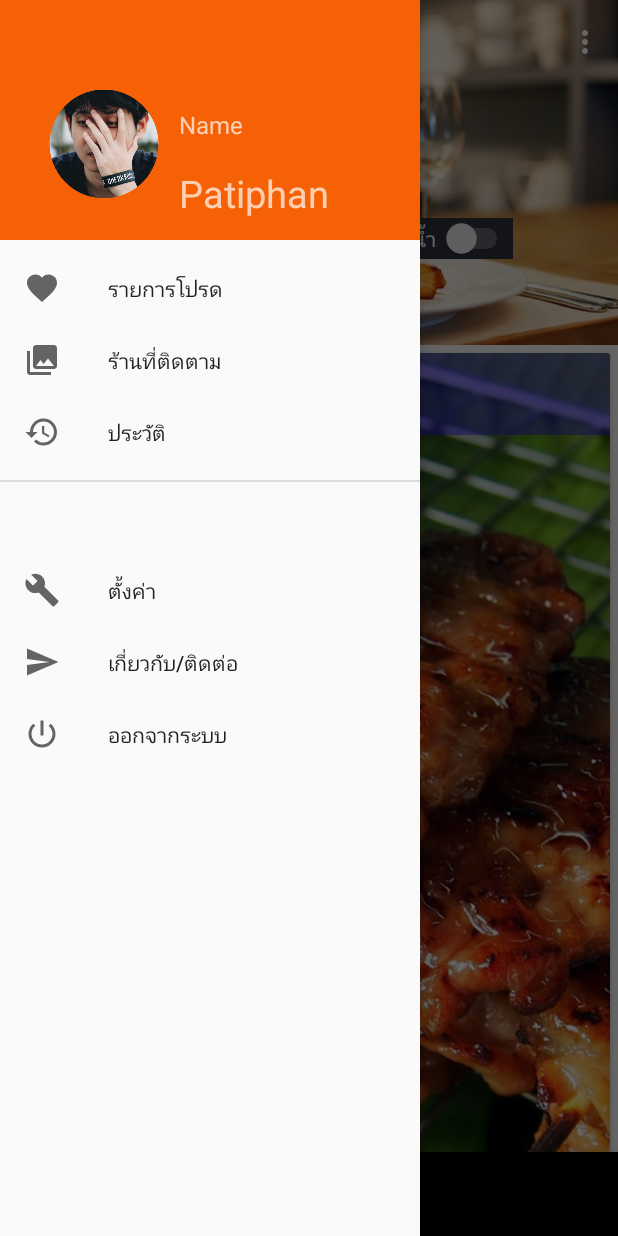
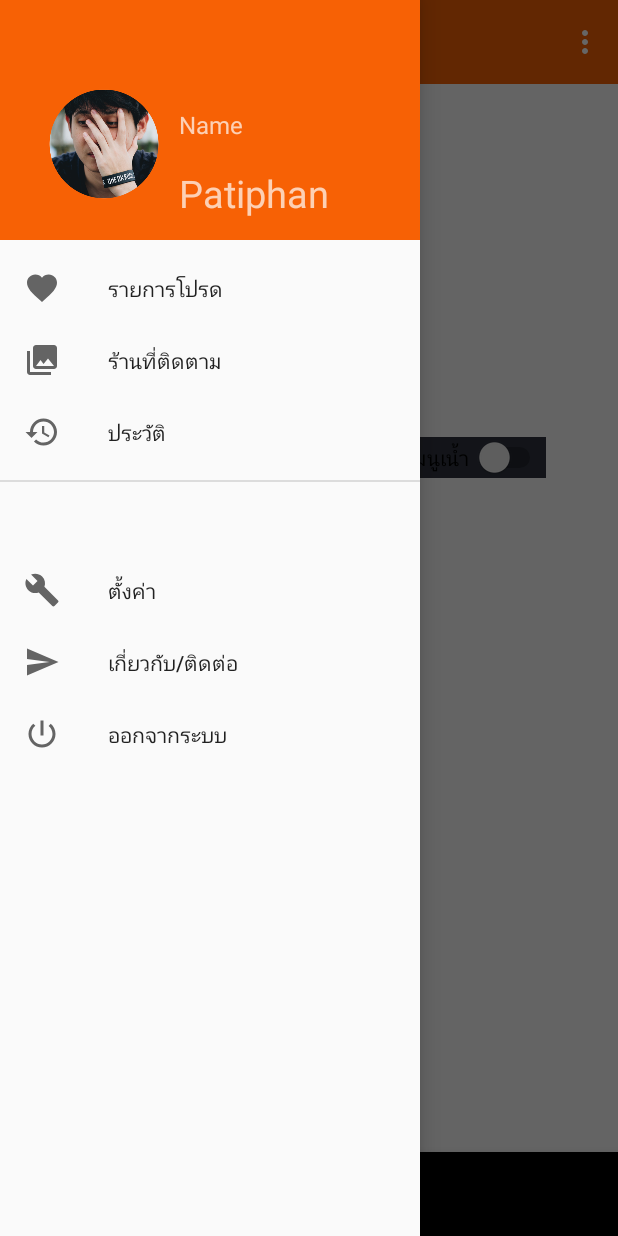
Before and after one commit to Takter10/Kin01, an Android app: the screen it shows after launch (MainActivity), with the side drawer open, on a phone screen of 412 x 824 dp. Run offline under Robolectric (Android 15) with nearby library versions, the phone set to English and light mode, and no system bars; our stand-ins replace Firebase (no records; nobody signed in at launch, a user with empty details on screens opened directly), Picasso.

Commit message:
fragment

```diff
--- a/app/src/main/java/com/example/mrpassword/kin01/RecyclerFragment.java
+++ b/app/src/main/java/com/example/mrpassword/kin01/RecyclerFragment.java
@@ -24,7 +24,7 @@ import com.google.firebase.database.FirebaseDatabase;
 public class RecyclerFragment extends Fragment {
     private int numberOfItem;
     private RecyclerView rv;
-    private RVAdapter adapter;
+//    private RVAdapter adapter;
     private Toolbar toolbar2;
 
     DatabaseReference Food ;
@@ -45,23 +45,23 @@ public class RecyclerFragment extends Fragment {
     @Nullable
     @Override
     public View onCreateView(LayoutInflater inflater, @Nullable ViewGroup container, @Nullable Bundle savedInstanceState) {
-        View v = inflater.inflate(R.layout.fragment_recycler,container,false);
-        toolbar2 = v.findViewById(R.id.toolbar2);
-        ((AppCompatActivity)getActivity()).setSupportActionBar(toolbar2);
-        ActionBar ab = ((AppCompatActivity)getActivity()).getSupportActionBar();
-        ab.setHomeButtonEnabled(true);
-        ab.setDisplayHomeAsUpEnabled(true);
+        View v = inflater.inflate(R.layout.fragment_content,container,false);
+//        toolbar2 = v.findViewById(R.id.toolbar2);
+//        ((AppCompatActivity)getActivity()).setSupportActionBar(toolbar2);
+//        ActionBar ab = ((AppCompatActivity)getActivity()).getSupportActionBar();
+//        ab.setHomeButtonEnabled(true);
+//        ab.setDisplayHomeAsUpEnabled(true);
         //Firebase
         FirebaseDatabase database ;
         DatabaseReference databaseReference;
         //Firebase End
-
-        rv = v.findViewById(R.id.recycler);
-        if(savedInstanceState != null)
-            numberOfItem = getArguments().getInt("nof_item");
-        adapter = new RVAdapter(numberOfItem);
-        rv.setLayoutManager(new LinearLayoutManager(container.getContext()));
-        rv.setAdapter(adapter);
+//
+//        rv = v.findViewById(R.id.recycler);
+//        if(savedInstanceState != null)
+//            numberOfItem = getArguments().getInt("nof_item");
+//        adapter = new RVAdapter(numberOfItem);
+//        rv.setLayoutManager(new LinearLayoutManager(container.getContext()));
+//        rv.setAdapter(adapter);
         return v;
     }
 
@@ -70,33 +70,33 @@ public class RecyclerFragment extends Fragment {
         ((MainActivity)getActivity()).toggle.syncState();
     }
 
-    private class RVAdapter extends RecyclerView.Adapter<VHolder>{
-        int nof_item;
-        RVAdapter(int nof_item){
-            this.nof_item = nof_item;
-        }
-        @Override
-        public VHolder onCreateViewHolder(ViewGroup parent, int viewType) {
-            View card = LayoutInflater.from(parent.getContext())
-                    .inflate(R.layout.card,parent,false
-                    );
-            return new VHolder(card);
-        }
-
-        @Override
-        public void onBindViewHolder(VHolder holder, int position) {
-
-        }
-
-        @Override
-        public int getItemCount() {
-            return nof_item;
-        }
-    }
-
-    private class VHolder extends RecyclerView.ViewHolder{
-        public VHolder(View itemView) {
-            super(itemView);
-        }
-    }
+//    private class RVAdapter extends RecyclerView.Adapter<VHolder>{
+//        int nof_item;
+//        RVAdapter(int nof_item){
+//            this.nof_item = nof_item;
+//        }
+//        @Override
+//        public VHolder onCreateViewHolder(ViewGroup parent, int viewType) {
+//            View card = LayoutInflater.from(parent.getContext())
+//                    .inflate(R.layout.card,parent,false
+//                    );
+//            return new VHolder(card);
+//        }
+//
+//        @Override
+//        public void onBindViewHolder(VHolder holder, int position) {
+//
+//        }
+//
+//        @Override
+//        public int getItemCount() {
+//            return nof_item;
+//        }
+//    }
+//
+//    private class VHolder extends RecyclerView.ViewHolder{
+//        public VHolder(View itemView) {
+//            super(itemView);
+//        }
+//    }
 }
--- a/app/src/main/res/drawable/buttonstyle.xml
+++ b/app/src/main/res/drawable/buttonstyle.xml
@@ -1,6 +1,6 @@
 <?xml version="1.0" encoding="utf-8"?>
 <shape xmlns:android="http://schemas.android.com/apk/res/android">
-    <stroke android:width="2dp" android:color="@color/white"/>
+    <stroke android:width="50dp" android:color="@color/bluelight"/>
     <corners android:radius="20dp"/>
-    <padding android:top="15dp" android:bottom="15dp" android:left="1dp" android:right="15dp" />
+    <padding android:top="15dp" android:bottom="15dp" android:left="15dp" android:right="15dp" />
 </shape>
--- a/app/src/main/res/layout/fragment_account.xml
+++ b/app/src/main/res/layout/fragment_account.xml
@@ -111,6 +111,7 @@
         app:layout_constraintStart_toStartOf="parent" />
 
     <HorizontalScrollView
+        android:id="@+id/Ho_fl"
         android:layout_width="wrap_content"
         android:layout_height="wrap_content"
 
@@ -153,4 +154,5 @@
 
 
 
+
 </android.support.constraint.ConstraintLayout>
--- /dev/null
+++ b/app/src/main/res/layout/fragment_content.xml
@@ -0,0 +1,79 @@
+<?xml version="1.0" encoding="utf-8"?>
+<android.support.constraint.ConstraintLayout xmlns:android="http://schemas.android.com/apk/res/android"
+    xmlns:tools="http://schemas.android.com/tools"
+    android:layout_width="match_parent"
+    android:layout_height="match_parent"
+    xmlns:app="http://schemas.android.com/apk/res-auto">
+
+
+    <Button
+        android:id="@+id/button4"
+        android:layout_width="144dp"
+        android:layout_height="141dp"
+        android:layout_gravity="center"
+        android:layout_marginBottom="8dp"
+        android:layout_marginEnd="8dp"
+        android:layout_marginStart="8dp"
+        android:layout_marginTop="8dp"
+        android:background="@drawable/buttonstyle"
+        android:backgroundTint="@color/random"
+        android:onClick="ShowPopup"
+        android:text="    Random"
+        android:textColor="@color/white"
+        app:layout_constraintBottom_toBottomOf="parent"
+        app:layout_constraintEnd_toEndOf="parent"
+        app:layout_constraintStart_toStartOf="parent"
+        app:layout_constraintTop_toTopOf="parent"
+        app:layout_constraintVertical_bias="0.18"
+        tools:ignore="MissingConstraints" />
+
+
+
+    <Switch
+        android:id="@+id/SWFD"
+        android:layout_width="wrap_content"
+        android:layout_height="wrap_content"
+        android:layout_marginEnd="8dp"
+        android:layout_marginStart="8dp"
+        android:layout_marginTop="32dp"
+        android:background="@color/colorPrimaryDark"
+        android:shadowColor="@android:color/black"
+        android:text="เมนูเน้ำ "
+        app:layout_constraintEnd_toEndOf="parent"
+        app:layout_constraintHorizontal_bias="0.358"
+        app:layout_constraintStart_toEndOf="@+id/SWFN"
+        app:layout_constraintTop_toBottomOf="@+id/button4"
+        tools:ignore="MissingConstraints" />
+
+    <Switch
+        android:id="@+id/SWFN"
+        android:layout_width="wrap_content"
+        android:layout_height="wrap_content"
+        android:layout_marginStart="24dp"
+        android:layout_marginTop="32dp"
+        android:background="@color/colorPrimaryDark"
+        android:shadowColor="@android:color/black"
+        android:text="เมนูเส้น "
+        app:layout_constraintStart_toEndOf="@+id/SWFR"
+        app:layout_constraintTop_toBottomOf="@+id/button4"
+        tools:ignore="MissingConstraints" />
+
+    <Switch
+        android:id="@+id/SWFR"
+        android:layout_width="wrap_content"
+        android:layout_height="wrap_content"
+        android:layout_marginStart="28dp"
+        android:layout_marginTop="32dp"
+        android:background="@color/colorPrimaryDark"
+        android:shadowColor="@android:color/black"
+        android:text="เมนูข้าว "
+        app:layout_collapseParallaxMultiplier="0.0"
+        app:layout_constraintStart_toStartOf="parent"
+        app:layout_constraintTop_toBottomOf="@+id/button4"
+        tools:ignore="MissingConstraints" />
+
+
+
+
+
+</android.support.constraint.ConstraintLayout>
--- a/app/src/main/res/layout/fragment_recycler.xml
+++ b/app/src/main/res/layout/fragment_recycler.xml
@@ -5,87 +5,82 @@
     android:layout_height="match_parent"
     android:fitsSystemWindows="true">
 
-    <android.support.design.widget.AppBarLayout
-        android:id="@+id/app_bar"
-        android:layout_width="match_parent"
-        android:layout_height="230dp"
-        android:fitsSystemWindows="true"
-        android:theme="@style/ThemeOverlay.AppCompat.Dark.ActionBar">
+    <!--<android.support.design.widget.AppBarLayout-->
+        <!--android:id="@+id/app_bar"-->
+        <!--android:layout_width="match_parent"-->
+        <!--android:layout_height="230dp"-->
+        <!--android:fitsSystemWindows="true"-->
+        <!--android:theme="@style/ThemeOverlay.AppCompat.Dark.ActionBar">-->
 
-        <android.support.design.widget.CollapsingToolbarLayout
-            android:id="@+id/collapsing_toolbar"
-            android:layout_width="match_parent"
-            android:layout_height="match_parent"
-            android:fitsSystemWindows="true"
-            app:collapsedTitleTextAppearance="@style/CollapedAppBar"
-            app:contentScrim="?attr/colorPrimary"
-            app:expandedTitleTextAppearance="@style/ExpandedAppBar"
-            app:layout_scrollFlags="scroll|exitUntilCollapsed">
+        <!--<android.support.design.widget.CollapsingToolbarLayout-->
+            <!--android:id="@+id/collapsing_toolbar"-->
+            <!--android:layout_width="match_parent"-->
+            <!--android:layout_height="match_parent"-->
+            <!--android:fitsSystemWindows="true"-->
+            <!--app:collapsedTitleTextAppearance="@style/CollapedAppBar"-->
+            <!--app:contentScrim="?attr/colorPrimary"-->
+            <!--app:expandedTitleTextAppearance="@style/ExpandedAppBar"-->
+            <!--app:layout_scrollFlags="scroll|exitUntilCollapsed">-->
 
-            <ImageView
-                android:layout_width="wrap_content"
-                android:layout_height="wrap_content"
-                android:scaleType="centerCrop"
-                android:src="@drawable/rest" />
+            <!--<ImageView-->
+                <!--android:layout_width="wrap_content"-->
+                <!--android:layout_height="wrap_content"-->
+                <!--android:scaleType="centerCrop"-->
+                <!--android:src="@drawable/rest" />-->
 
-            <Button
-                android:id="@+id/button4"
-                android:layout_width="wrap_content"
-                android:layout_height="wrap_content"
-                android:layout_gravity="center"
-                android:background="@drawable/buttonstyle"
-                android:backgroundTint="@color/random"
-                android:onClick="ShowPopup"
-                android:text="    Random"
-                android:textColor="@color/white" />
+            <!--<Button-->
+                <!--android:id="@+id/button4"-->
+                <!--android:layout_width="wrap_content"-->
+                <!--android:layout_height="wrap_content"-->
+                <!--android:layout_gravity="center"-->
+                <!--android:background="@drawable/buttonstyle"-->
+                <!--android:backgroundTint="@color/random"-->
+                <!--android:onClick="ShowPopup"-->
+                <!--android:text="    Random"-->
+                <!--android:textColor="@color/white" />-->
 
-            <android.support.v7.widget.Toolbar
-                android:id="@+id/toolbar2"
-                android:layout_width="match_parent"
-                android:layout_height="?attr/actionBarSize"
-                app:layout_collapseMode="pin"
-                app:title="Kinraidee"
-                app:titleTextColor="@color/cardview_dark_background" />
+            <!--<android.support.v7.widget.Toolbar-->
+                <!--android:id="@+id/toolbar2"-->
+                <!--android:layout_width="match_parent"-->
+                <!--android:layout_height="?attr/actionBarSize"-->
+                <!--app:layout_collapseMode="pin"-->
+                <!--app:title="Kinraidee"-->
+                <!--app:titleTextColor="@color/cardview_dark_background" />-->
 
-            <Switch
-                android:id="@+id/SWFD"
-                android:layout_width="wrap_content"
-                android:layout_height="wrap_content"
-                android:layout_marginTop="145dp"
-                android:layout_marginLeft="250dp"
-                android:text="เมนูเน้ำ "
-                android:shadowColor="@android:color/black"
-                android:background="@color/colorPrimaryDark"/>
+            <!--<Switch-->
+                <!--android:id="@+id/SWFD"-->
+                <!--android:layout_width="wrap_content"-->
+                <!--android:layout_height="wrap_content"-->
+                <!--android:layout_marginTop="145dp"-->
+                <!--android:layout_marginLeft="250dp"-->
+                <!--android:text="เมนูเน้ำ "-->
+                <!--android:shadowColor="@android:color/black"-->
+                <!--android:background="@color/colorPrimaryDark"/>-->
 
-            <Switch
-                android:id="@+id/SWFN"
-                android:layout_width="wrap_content"
-                android:layout_height="wrap_content"
-                android:layout_marginTop="145dp"
-                android:layout_marginLeft="150dp"
-                android:text="เมนูเส้น "
-                android:shadowColor="@android:color/black"
-                android:background="@color/colorPrimaryDark"/>
+            <!--<Switch-->
+                <!--android:id="@+id/SWFN"-->
+                <!--android:layout_width="wrap_content"-->
+                <!--android:layout_height="wrap_content"-->
+                <!--android:layout_marginTop="145dp"-->
+                <!--android:layout_marginLeft="150dp"-->
+                <!--android:text="เมนูเส้น "-->
+                <!--android:shadowColor="@android:color/black"-->
+                <!--android:background="@color/colorPrimaryDark"/>-->
 
-            <Switch
-                android:id="@+id/SWFR"
-                android:layout_width="wrap_content"
-                android:layout_height="wrap_content"
-                android:layout_marginTop="145dp"
-                android:layout_marginLeft="50dp"
-                android:text="เมนูข้าว "
-                android:shadowColor="@android:color/black"
-                app:layout_collapseParallaxMultiplier="0.0"
-                android:background="@color/colorPrimaryDark"/>
+            <!--<Switch-->
+                <!--android:id="@+id/SWFR"-->
+                <!--android:layout_width="wrap_content"-->
+                <!--android:layout_height="wrap_content"-->
+                <!--android:layout_marginTop="145dp"-->
+                <!--android:layout_marginLeft="50dp"-->
+                <!--android:text="เมนูข้าว "-->
+                <!--android:shadowColor="@android:color/black"-->
+                <!--app:layout_collapseParallaxMultiplier="0.0"-->
+                <!--android:background="@color/colorPrimaryDark"/>-->
 
-        </android.support.design.widget.CollapsingToolbarLayout>
+        <!--</android.support.design.widget.CollapsingToolbarLayout>-->
 
-    </android.support.design.widget.AppBarLayout>
+    <!--</android.support.design.widget.AppBarLayout>-->
 
-    <android.support.v7.widget.RecyclerView
-        android:id="@+id/recycler"
-        android:layout_width="match_parent"
-        android:layout_height="match_parent"
-        app:layout_behavior="@string/appbar_scrolling_view_behavior" />
 
 </android.support.design.widget.CoordinatorLayout>
```
Also changed, not shown: app/src/main/res/layout/horizon_content.xml (added, +113 -0 lines).
